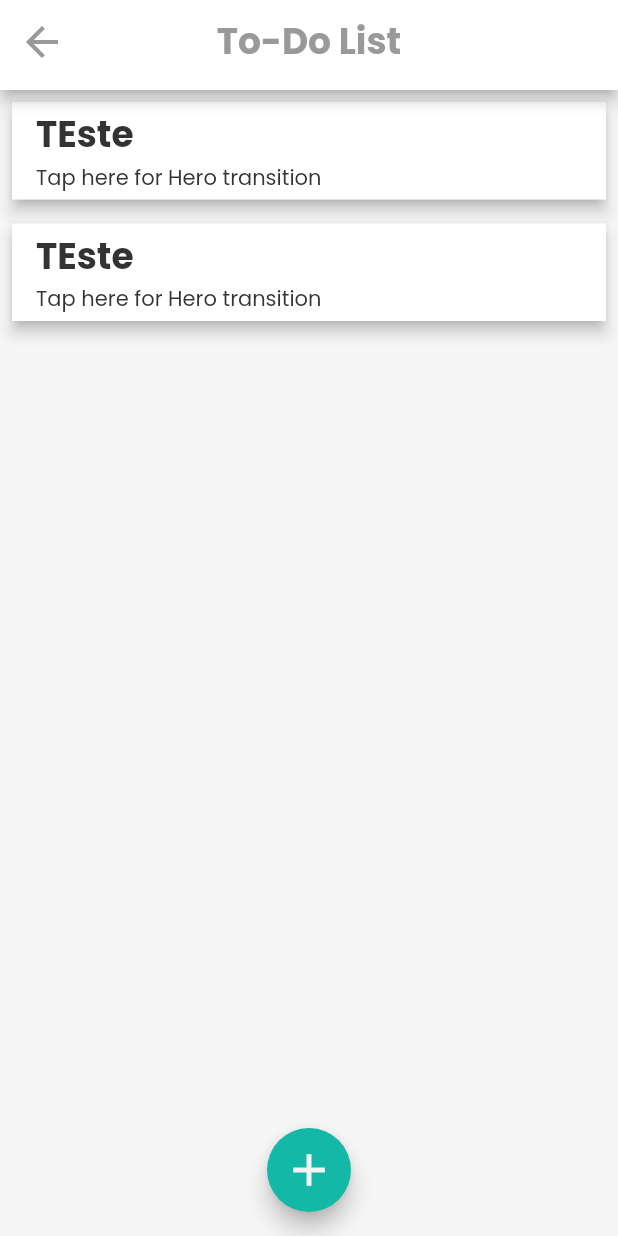
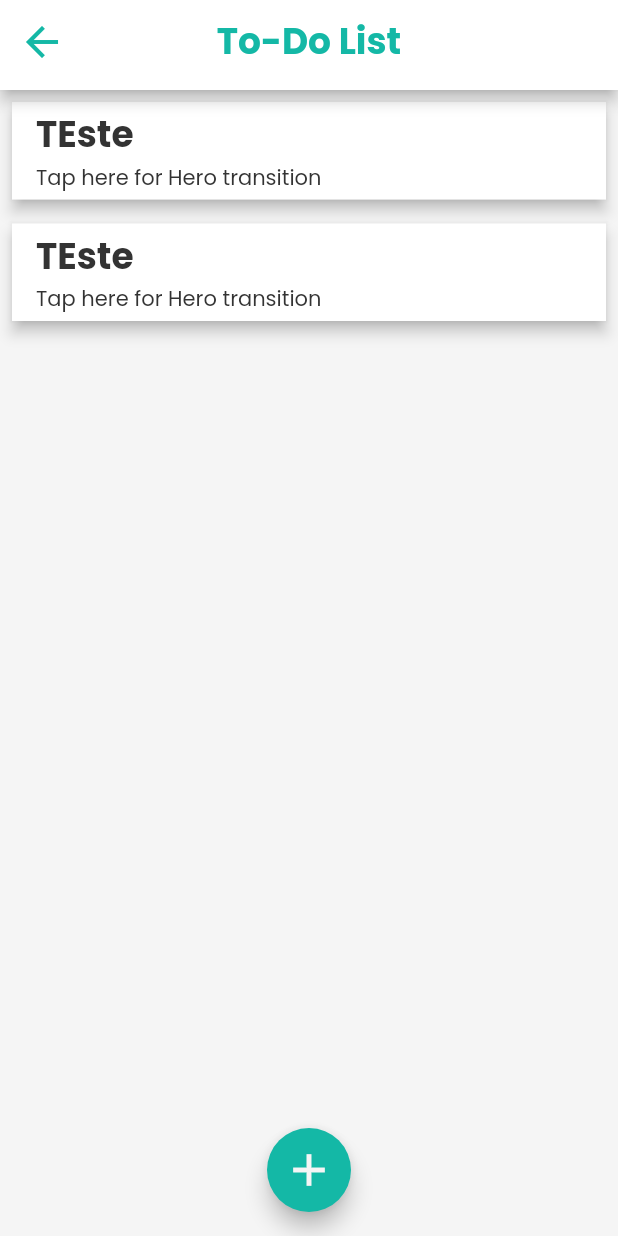
Before and after one commit to EnricoSantarelli/flutter-todo, a Flutter app: the screen it shows after launch, after a tap on "Start", on a phone screen of 412 x 824 dp. Run offline on Flutter 3.47's test engine with Material 2 defaults, Android fonts, the phone set to English and light mode, and no system bars; our stand-ins replace flutter_mobx, google_fonts, mobx; generated files the repository leaves out were written again.

Commit message:
colors fix

```diff
--- a/lib/app/helpers/themes/theme_data.dart
+++ b/lib/app/helpers/themes/theme_data.dart
@@ -28,7 +28,7 @@ ThemeData lightTheme = ThemeData(
     iconTheme: IconThemeData(color: AppColors.darkGray, size: 32),
     appBarTheme: AppBarTheme(
         backgroundColor: AppColors.white,
-        foregroundColor: AppColors.lightGray,
+        foregroundColor: AppColors.seaGreen,
         titleTextStyle: TextStyle(fontSize: 24, color: AppColors.lightGray)),
     elevatedButtonTheme: ElevatedButtonThemeData(
       style: ButtonStyle(
@@ -70,7 +70,7 @@ ThemeData darkTheme = ThemeData(
     cardColor: AppColors.seaGreen,
     appBarTheme: AppBarTheme(
         backgroundColor: AppColors.darkGray,
-        foregroundColor: AppColors.white,
+        foregroundColor: AppColors.seaGreen,
         titleTextStyle: TextStyle(fontSize: 24, color: AppColors.white)),
     elevatedButtonTheme: ElevatedButtonThemeData(
         style: ButtonStyle(
--- a/lib/app/views/pages/home_page.dart
+++ b/lib/app/views/pages/home_page.dart
@@ -9,14 +9,13 @@ class HomePage extends StatelessWidget {
     return SafeArea(
       child: Container(
         decoration: BoxDecoration(
-            gradient: LinearGradient(
+            gradient: RadialGradient(
           colors: [
             Theme.of(context).colorScheme.primary,
             Theme.of(context).colorScheme.background,
           ],
-          stops: const [0.1, 0.4],
-          begin: Alignment.topCenter,
-          end: Alignment.bottomCenter,
+          stops: const [0.01, 1],
+          center: Alignment.center,
         )),
         child: Scaffold(
           resizeToAvoidBottomInset: false,
--- a/lib/app/views/widgets/app_bar_widget.dart
+++ b/lib/app/views/widgets/app_bar_widget.dart
@@ -23,7 +23,7 @@ class AppBarWidget extends StatelessWidget {
             ? Text(
                 title!,
                 style: Theme.of(context).textTheme.titleMedium!.copyWith(
-                      color: Theme.of(context).colorScheme.onPrimary,
+                      color: Theme.of(context).colorScheme.primary,
                     ),
               )
             : const SizedBox.shrink());
```
